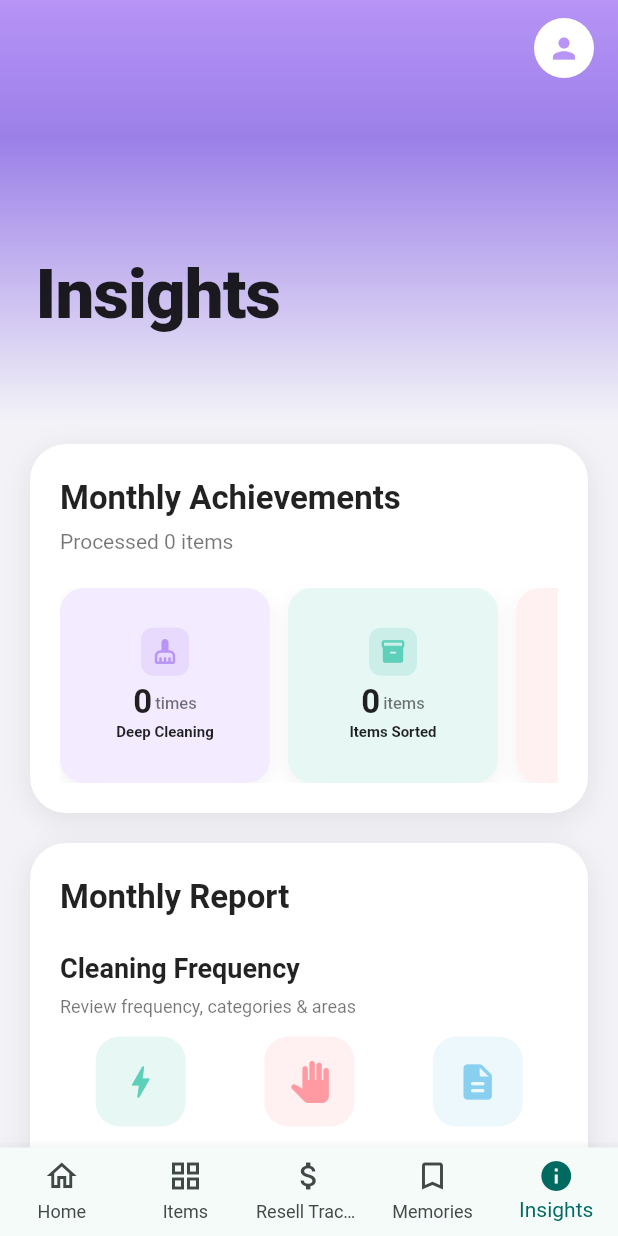
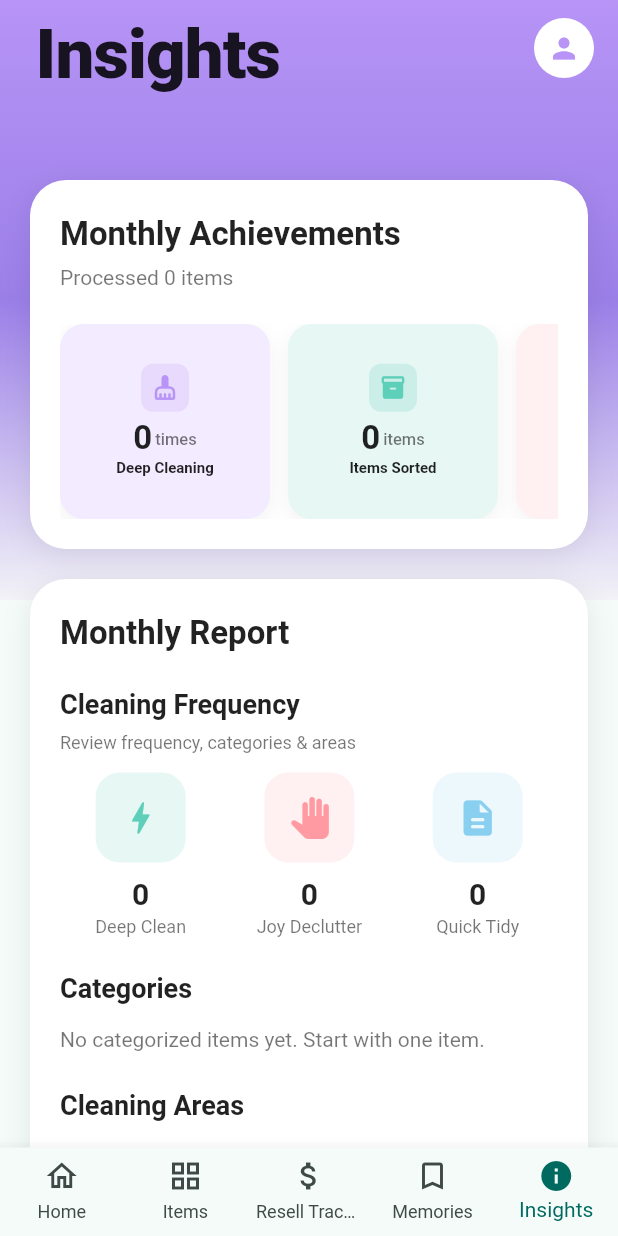
Before and after one commit to icaichen/KeepJoy, a Flutter app: the screen it shows after launch, item 5 of the bottom bar chosen, on a phone screen of 412 x 824 dp. Run offline on Flutter 3.47's test engine with Material 3 defaults, Android fonts, the phone set to English and light mode, and no system bars; our stand-ins replace image_picker, supabase_flutter; missing offline and left inert: google_mlkit_image_labeling; accounts and stored records are empty; Roboto replaces fonts that are missing (SF Pro); project files that could hold a hidden picture were left out.

Commit message:
insight almost done with design

```diff
--- a/lib/features/insights/insights_screen.dart
+++ b/lib/features/insights/insights_screen.dart
@@ -155,9 +155,8 @@ class _InsightsScreenState extends State<InsightsScreen> {
     final topPadding = MediaQuery.of(context).padding.top;
 
     // Calculate scroll-based animations
-    const expandedHeight = 280.0;
-    final minHeight = topPadding + kToolbarHeight;
-    final scrollProgress = (_scrollOffset / (expandedHeight - minHeight)).clamp(0.0, 1.0);
+    const expandedHeight = 120.0; // Title area height
+    final scrollProgress = (_scrollOffset / expandedHeight).clamp(0.0, 1.0);
 
     // Short header is visible during scroll but fades out when title is gone
     final shortHeaderOpacity = scrollProgress > 0.01 && scrollProgress < 0.95 ? 1.0 : 0.0;
@@ -165,18 +164,38 @@ class _InsightsScreenState extends State<InsightsScreen> {
     // Real header appears only when scrolling is complete
     final realHeaderOpacity = scrollProgress >= 0.95 ? 1.0 : 0.0;
 
+    // Calculate background color at current scroll position (sync with gradient)
+    Color getBackgroundColorAtScroll() {
+      const gradientHeight = 400.0;
+      final gradientProgress = (_scrollOffset / gradientHeight).clamp(0.0, 1.0);
+
+      if (gradientProgress <= 0.5) {
+        // Between purple and middle color
+        final t = gradientProgress / 0.5;
+        return Color.lerp(const Color(0xFFB794F6), const Color(0xFF9B7FE8), t)!;
+      } else {
+        // Between middle color and white
+        final t = (gradientProgress - 0.5) / 0.5;
+        return Color.lerp(const Color(0xFF9B7FE8), const Color(0xFFF2F2F7), t)!;
+      }
+    }
+
     return Scaffold(
-      backgroundColor: const Color(0xFFF2F2F7),
       body: Stack(
         children: [
-          CustomScrollView(
+          // 滚动层（包含渐变背景和所有内容）
+          SingleChildScrollView(
             controller: _scrollController,
             physics: const BouncingScrollPhysics(),
-            slivers: [
-              // 渐变背景 + 大标题 + Profile图标 (作为普通内容，会滚动)
-              SliverToBoxAdapter(
+            child: Stack(
+              children: [
+                // 渐变背景 - 会随内容滚动，在1/3处消失
+                Positioned(
+                  top: 0,
+                  left: 0,
+                  right: 0,
+                  height: 400, // 渐变区域高度，1/3屏幕左右
                   child: Container(
-                  height: 280,
                     decoration: const BoxDecoration(
                       gradient: LinearGradient(
                         begin: Alignment.topCenter,
@@ -184,19 +203,31 @@ class _InsightsScreenState extends State<InsightsScreen> {
                         colors: [
                           Color(0xFFB794F6), // Purple
                           Color(0xFF9B7FE8),
-                        Color(0xFFF2F2F7), // White at 1/3
-                      ],
-                      stops: [0.0, 0.33, 1.0],
-                    ),
-                  ),
-                  child: Stack(
-                    children: [
-                      // Large title
-                      Positioned(
+                          Color(0xFFF2F2F7), // Fade to white
+                        ],
+                        stops: [0.0, 0.5, 1.0],
+                      ),
+                    ),
+                  ),
+                ),
+                // 内容层
+                Column(
+                  children: [
+                    // 顶部空间 + 标题 + Profile图标
+                    SizedBox(
+                      height: 120,
+                      child: Padding(
+                        padding: EdgeInsets.only(
                           left: 24,
-                        right: 80,
-                        bottom: 60,
-                        child: Text(
+                          right: 16,
+                          top: topPadding + 12,
+                        ),
+                        child: Row(
+                          mainAxisAlignment: MainAxisAlignment.spaceBetween,
+                          crossAxisAlignment: CrossAxisAlignment.start,
+                          children: [
+                            // Large title on the left
+                            Text(
                               summaryTitle,
                               style: const TextStyle(
                                 fontSize: 46,
@@ -206,12 +237,8 @@ class _InsightsScreenState extends State<InsightsScreen> {
                                 height: 1.05,
                               ),
                             ),
-                      ),
-                      // Profile Icon
-                      Positioned(
-                        right: 16,
-                        top: topPadding + 12,
-                        child: Container(
+                            // Profile Icon on the right
+                            Container(
                               width: 40,
                               height: 40,
                               decoration: const BoxDecoration(
@@ -224,18 +251,11 @@ class _InsightsScreenState extends State<InsightsScreen> {
                                 size: 22,
                               ),
                             ),
-                      ),
                           ],
                         ),
                       ),
                     ),
                     // Content cards
-          SliverToBoxAdapter(
-            child: Padding(
-              padding: const EdgeInsets.only(top: 16.0),
-              child: Column(
-                children: [
-                  // Monthly Achievement Card
                     Padding(
                       padding: const EdgeInsets.symmetric(horizontal: 20),
                       child: Container(
@@ -328,9 +348,8 @@ class _InsightsScreenState extends State<InsightsScreen> {
                   const SizedBox(height: 32),
                 ],
               ),
-            ),
-          ),
-        ],
+            ],
+          ),
         ),
         // Short header bar that covers scrolling content (2/3 height of real header)
         Positioned(
@@ -342,15 +361,8 @@ class _InsightsScreenState extends State<InsightsScreen> {
               opacity: shortHeaderOpacity,
               child: Container(
                 height: (topPadding + kToolbarHeight) * 0.67,
-              decoration: const BoxDecoration(
-                gradient: LinearGradient(
-                  begin: Alignment.topCenter,
-                  end: Alignment.bottomCenter,
-                  colors: [
-                    Color(0xFFB794F6),
-                    Color(0xFF9B7FE8),
-                  ],
-                ),
+                decoration: BoxDecoration(
+                  color: getBackgroundColorAtScroll(),
                 ),
               ),
             ),
```
Lines whose indentation alone changed are shown as unchanged.
